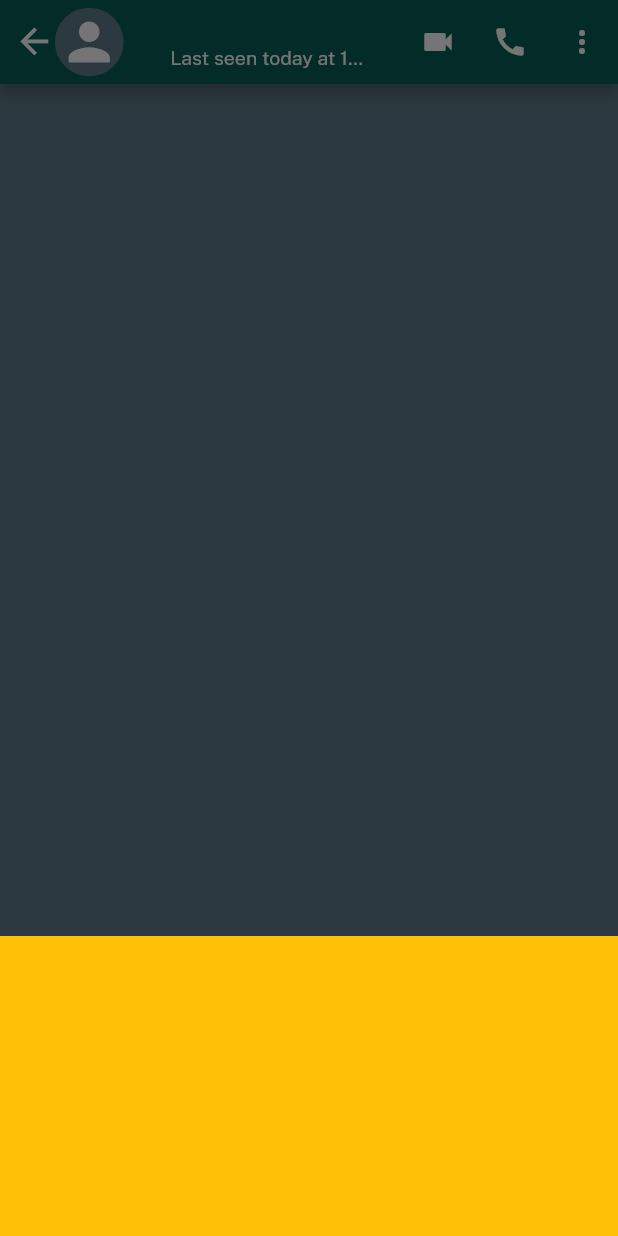
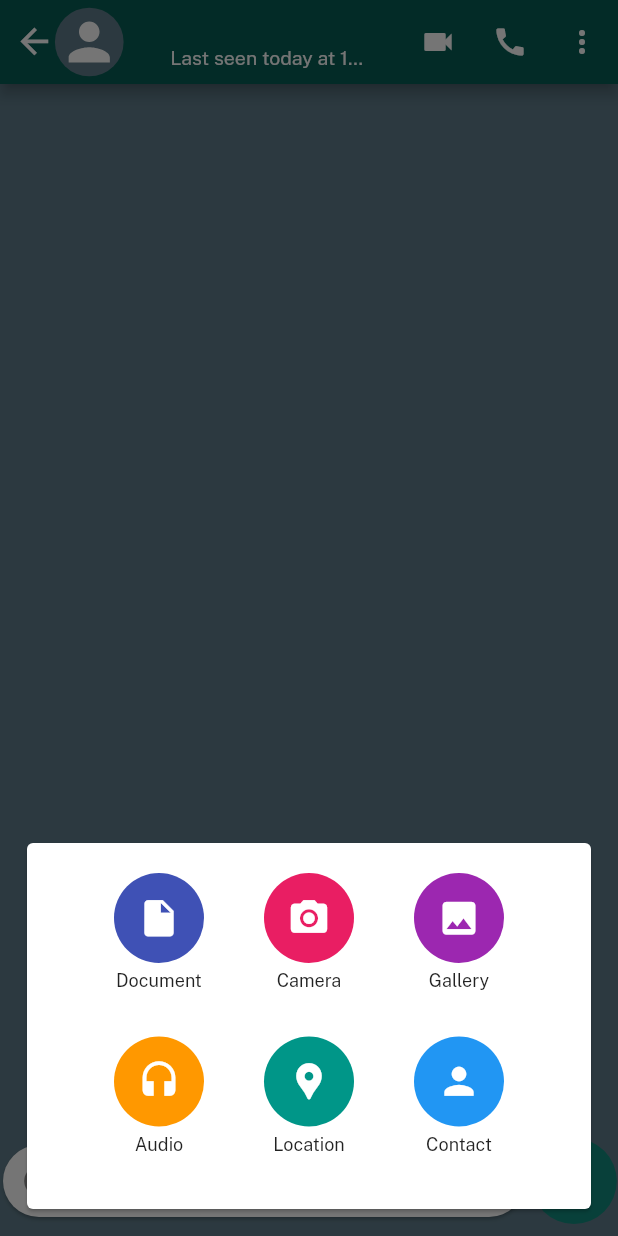
Before and after one commit to irfan701/Flutter_ChatApp, a Flutter app: the IndividualScreen screen opened directly with empty values, item 2 of the bottom bar chosen, on a phone screen of 412 x 824 dp. Run offline on Flutter 3.47's test engine with Material 2 defaults, Android fonts, the phone set to English and light mode, and no system bars; our stand-ins replace emoji_picker_flutter, flutter_screenutil, flutter_svg, get.

Commit message:
create  showModalBottomSheet

```diff
--- a/lib/ui/views/individual_screen.dart
+++ b/lib/ui/views/individual_screen.dart
@@ -169,8 +169,10 @@ class _IndividualScreenState extends State<IndividualScreen> {
                                               onPressed: () {
                                                 showModalBottomSheet(
                                                     context: context,
+                                                    backgroundColor:
+                                                        Colors.transparent,
                                                     builder: (builder) =>
-                                                        bottomSheet());
+                                                        bottomSheet(context));
                                               },
                                               icon: Icon(Icons.attach_file)),
                                           IconButton(
@@ -266,10 +268,77 @@ Widget emojiSelect(_emojiController) {
   );
 }
 
-Widget bottomSheet() {
+Widget bottomSheet(context) {
   return Container(
-    height: 200,
-    width: 200,
-    color: Colors.amber,
+    height: 280,
+    width: MediaQuery.of(context).size.width,
+    child: Card(
+      margin: EdgeInsets.all(18),
+      child: Padding(
+        padding: const EdgeInsets.symmetric(vertical: 20, horizontal: 10),
+        child: Column(
+          children: [
+            Row(
+              mainAxisAlignment: MainAxisAlignment.center,
+              children: [
+                iconCreation(
+                    Icons.insert_drive_file, Colors.indigo, "Document"),
+                SizedBox(
+                  width: 40,
+                ),
+                iconCreation(Icons.camera_alt, Colors.pink, "Camera"),
+                SizedBox(
+                  width: 40,
+                ),
+                iconCreation(Icons.insert_photo, Colors.purple, "Gallery")
+              ],
+            ),
+            SizedBox(
+              height: 30,
+            ),
+            Row(
+              mainAxisAlignment: MainAxisAlignment.center,
+              children: [
+                iconCreation(Icons.headset, Colors.orange, "Audio"),
+                SizedBox(
+                  width: 40,
+                ),
+                iconCreation(Icons.location_pin, Colors.teal, "Location"),
+                SizedBox(
+                  width: 40,
+                ),
+                iconCreation(Icons.person, Colors.blue, "Contact")
+              ],
+            )
+          ],
+        ),
+      ),
+    ),
   );
 }
+
+Widget iconCreation(IconData icon, Color color, String text) {
+  return InkWell(
+    onTap: () {},
+    child: Column(
+      children: [
+        CircleAvatar(
+          radius: 30,
+          backgroundColor: color,
+          child: Icon(
+            color: Colors.white,
+            icon,
+            size: 29,
+          ),
+        ),
+        SizedBox(
+          height: 5,
+        ),
+        Text(
+          text,
+          style: TextStyle(fontSize: 12),
+        )
+      ],
+    ),
+  );
+}
```
